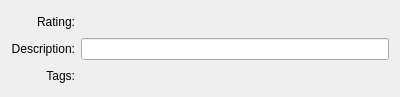
The window that app/nepomuksidebaritem.ui (KDE/gwenview) describes before a commit, drawn with Qt 5.
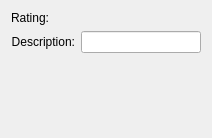
The same window after the commit. Custom widgets are drawn as their Qt base class.

Commit message: Implemented a more efficient version of TagWidget.

Patch:
```diff
--- a/app/nepomuksidebaritem.ui
+++ b/app/nepomuksidebaritem.ui
@@ -5,14 +5,16 @@
    <rect>
     <x>0</x>
     <y>0</y>
-    <width>400</width>
-    <height>97</height>
+    <width>212</width>
+    <height>138</height>
    </rect>
   </property>
   <property name="windowTitle" >
    <string>Form</string>
   </property>
-  <layout class="QGridLayout" name="gridLayout" >
+  <layout class="QVBoxLayout" name="verticalLayout" >
+   <item>
+    <layout class="QFormLayout" name="formLayout" >
    <item row="0" column="0" >
     <widget class="QLabel" name="label" >
      <property name="text" >
@@ -49,18 +51,17 @@
    <item row="1" column="1" >
     <widget class="KLineEdit" name="mDescriptionLineEdit" />
    </item>
-   <item row="2" column="0" >
-    <widget class="QLabel" name="label_2" >
-     <property name="text" >
-      <string>Tags:</string>
-     </property>
-     <property name="alignment" >
-      <set>Qt::AlignRight|Qt::AlignTrailing|Qt::AlignVCenter</set>
-     </property>
-    </widget>
+    </layout>
    </item>
-   <item row="2" column="1" >
-    <widget class="Gwenview::TagWidget" native="1" name="mTagWidget" />
+   <item>
+    <widget class="Gwenview::TagWidget" native="1" name="mTagWidget" >
+     <property name="sizePolicy" >
+      <sizepolicy vsizetype="Expanding" hsizetype="Preferred" >
+       <horstretch>0</horstretch>
+       <verstretch>0</verstretch>
+      </sizepolicy>
+     </property>
+    </widget>
    </item>
   </layout>
  </widget>
```
Lines whose indentation alone changed are shown as unchanged. The commit also changes 2 other files.
